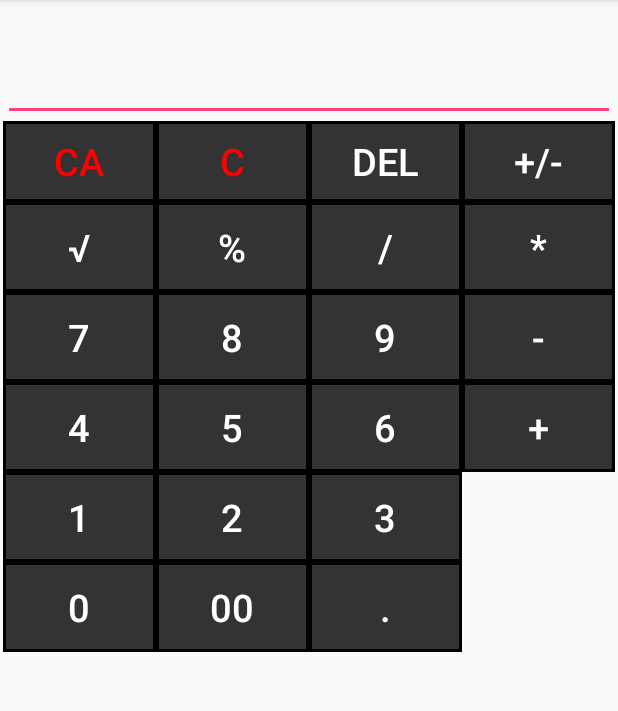
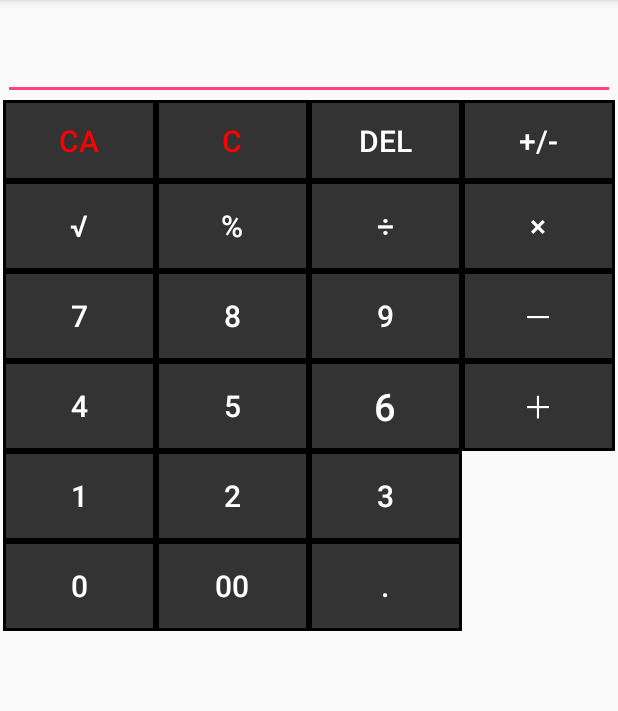
Before and after one commit to idler0725/Calculator, an Android app: the screen it shows after launch (MainActivity), on a phone screen of 412 x 824 dp, the part 84-795 px from its top. Run offline under Robolectric (Android 15) with nearby library versions, the phone set to English and light mode, and no system bars; 2 statements that could not run were skipped.

Commit message:
ガワを改良しました。

```diff
--- a/app/src/main/res/layout/activity_main.xml
+++ b/app/src/main/res/layout/activity_main.xml
@@ -7,7 +7,7 @@
     android:paddingBottom="2dp"
     android:paddingLeft="2dp"
     android:paddingRight="2dp"
-    android:paddingTop="@dimen/activity_vertical_margin"
+    android:paddingTop="2dp"
     tools:context="com.example.idler0725.calculator.MainActivity">
     <!--                    上の解説                         -->
     <!-- android:id : ID -->
--- a/app/src/main/res/layout/calculator_key_pad.xml
+++ b/app/src/main/res/layout/calculator_key_pad.xml
@@ -24,7 +24,7 @@
             android:layout_height="wrap_content"
             android:text="CA"
             android:textColor="#FF0000"
-            android:textSize="25sp"
+            android:textSize="20sp"
             android:background="@drawable/button_state"
             />
 
@@ -35,7 +35,7 @@
             android:layout_height="wrap_content"
             android:text="C"
             android:textColor="#FF0000"
-            android:textSize="25sp"
+            android:textSize="20sp"
             android:background="@drawable/button_state"
             />
 
@@ -46,7 +46,7 @@
             android:layout_height="wrap_content"
             android:text="DEL"
             android:textColor="#FFFFFF"
-            android:textSize="25sp"
+            android:textSize="20sp"
             android:background="@drawable/button_state"
             />
 
@@ -57,7 +57,7 @@
             android:layout_height="wrap_content"
             android:text="+/-"
             android:textColor="#FFFFFF"
-            android:textSize="25sp"
+            android:textSize="20sp"
             android:background="@drawable/button_state"
             />
     </TableRow>
@@ -75,7 +75,7 @@
             android:layout_height="60dp"
             android:text="√"
             android:textColor="#FFFFFF"
-            android:textSize="25sp"
+            android:textSize="20sp"
             android:background="@drawable/button_state"
             />
 
@@ -86,7 +86,7 @@
             android:layout_height="60dp"
             android:text="%"
             android:textColor="#FFFFFF"
-            android:textSize="25sp"
+            android:textSize="20sp"
             android:background="@drawable/button_state"
             />
 
@@ -95,9 +95,9 @@
             style="?attr/buttonBarButtonStyle"
             android:layout_width="wrap_content"
             android:layout_height="60dp"
-            android:text="/"
+            android:text="÷"
             android:textColor="#FFFFFF"
-            android:textSize="25sp"
+            android:textSize="20sp"
             android:background="@drawable/button_state"
             />
 
@@ -106,9 +106,9 @@
             style="?attr/buttonBarButtonStyle"
             android:layout_width="wrap_content"
             android:layout_height="60dp"
-            android:text="*"
+            android:text="×"
             android:textColor="#FFFFFF"
-            android:textSize="25sp"
+            android:textSize="20sp"
             android:background="@drawable/button_state"
             />
     </TableRow>
@@ -126,7 +126,7 @@
             android:layout_height="60dp"
             android:text="7"
             android:textColor="#FFFFFF"
-            android:textSize="25sp"
+            android:textSize="20sp"
             android:background="@drawable/button_state"
             />
 
@@ -137,7 +137,7 @@
             android:layout_height="60dp"
             android:text="8"
             android:textColor="#FFFFFF"
-            android:textSize="25sp"
+            android:textSize="20sp"
             android:background="@drawable/button_state"
             />
 
@@ -148,7 +148,7 @@
             android:layout_height="60dp"
             android:text="9"
             android:textColor="#FFFFFF"
-            android:textSize="25sp"
+            android:textSize="20sp"
             android:background="@drawable/button_state"
             />
 
@@ -157,9 +157,9 @@
             style="?attr/buttonBarButtonStyle"
             android:layout_width="wrap_content"
             android:layout_height="60dp"
-            android:text="-"
+            android:text="－"
             android:textColor="#FFFFFF"
-            android:textSize="25sp"
+            android:textSize="20sp"
             android:background="@drawable/button_state"
             />
     </TableRow>
@@ -177,7 +177,7 @@
             android:layout_height="60dp"
             android:text="4"
             android:textColor="#FFFFFF"
-            android:textSize="25sp"
+            android:textSize="20sp"
             android:background="@drawable/button_state"
             />
 
@@ -188,7 +188,7 @@
             android:layout_height="60dp"
             android:text="5"
             android:textColor="#FFFFFF"
-            android:textSize="25sp"
+            android:textSize="20sp"
             android:background="@drawable/button_state"
             />
 
@@ -208,9 +208,9 @@
             style="?attr/buttonBarButtonStyle"
             android:layout_width="wrap_content"
             android:layout_height="60dp"
-            android:text="+"
+            android:text="＋"
             android:textColor="#FFFFFF"
-            android:textSize="25sp"
+            android:textSize="20sp"
             android:background="@drawable/button_state"
             />
     </TableRow>
@@ -228,7 +228,7 @@
             android:layout_height="60dp"
             android:text="1"
             android:textColor="#FFFFFF"
-            android:textSize="25sp"
+            android:textSize="20sp"
             android:background="@drawable/button_state"
             />
 
@@ -239,7 +239,7 @@
             android:layout_height="60dp"
             android:text="2"
             android:textColor="#FFFFFF"
-            android:textSize="25sp"
+            android:textSize="20sp"
             android:background="@drawable/button_state"
             />
 
@@ -250,7 +250,7 @@
             android:layout_height="60dp"
             android:text="3"
             android:textColor="#FFFFFF"
-            android:textSize="25sp"
+            android:textSize="20sp"
             android:background="@drawable/button_state"
             />
     </TableRow>
@@ -268,7 +268,7 @@
             android:layout_height="60dp"
             android:text="0"
             android:textColor="#FFFFFF"
-            android:textSize="25sp"
+            android:textSize="20sp"
             android:background="@drawable/button_state"
             />
 
@@ -279,7 +279,7 @@
             android:layout_height="60dp"
             android:text="00"
             android:textColor="#FFFFFF"
-            android:textSize="25sp"
+            android:textSize="20sp"
             android:background="@drawable/button_state"
             />
 
@@ -290,7 +290,7 @@
             android:layout_height="60dp"
             android:text="."
             android:textColor="#FFFFFF"
-            android:textSize="25sp"
+            android:textSize="20sp"
 
             android:background="@drawable/button_state"
             />
```
